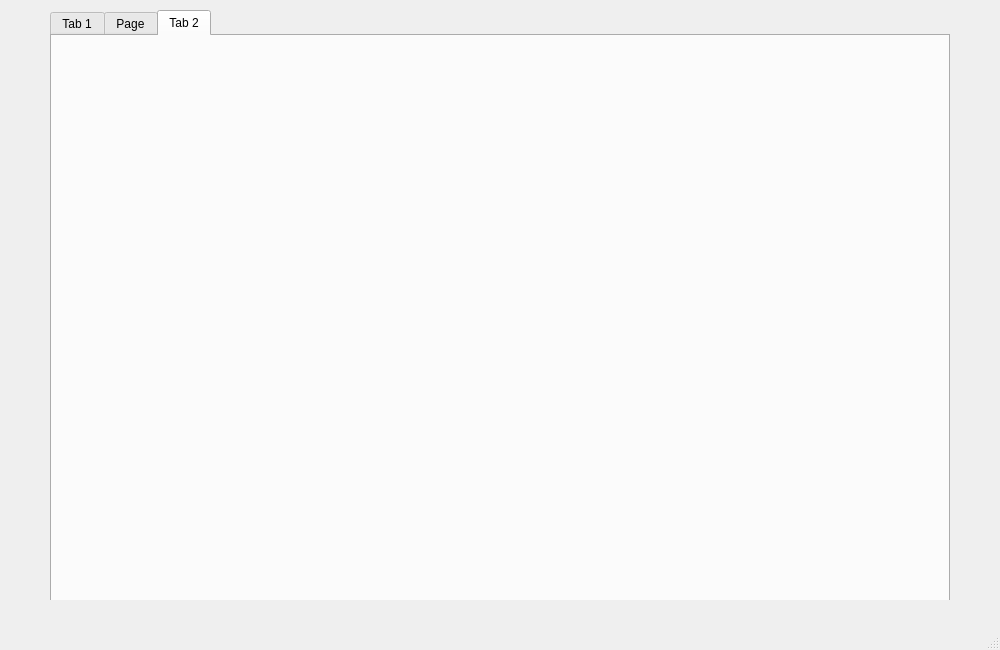
First picture: the form in mainwindow.ui, repository ahmedselmi1/BonApp, before the edit.
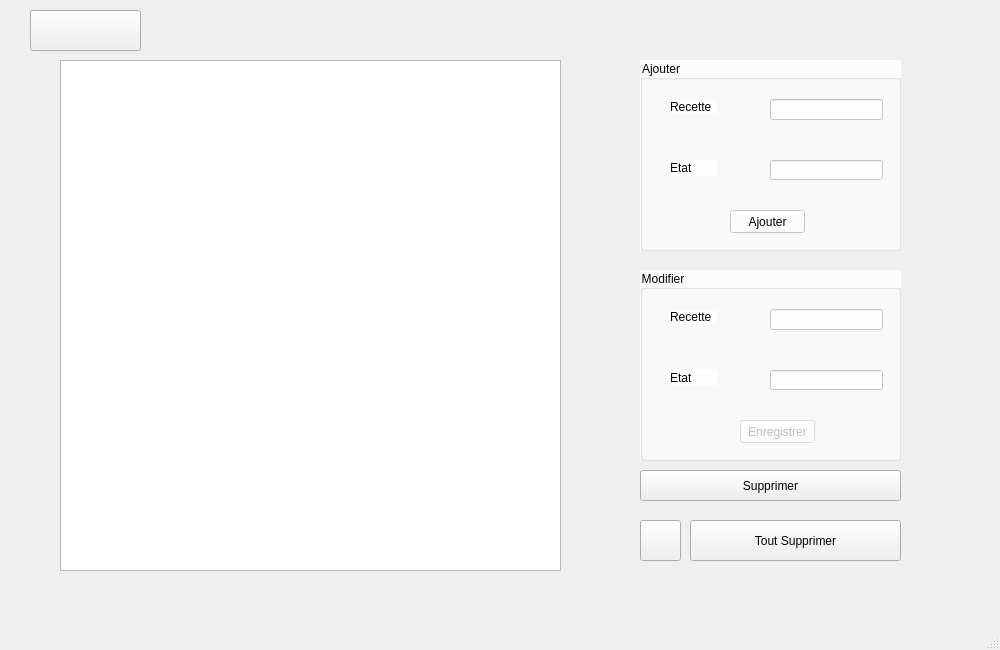
Second picture: the form after the edit. The open tabs and pages were chosen to show the change. Icons and pictures are not drawn.

Patch:
```diff
--- a/mainwindow.ui
+++ b/mainwindow.ui
@@ -23,7 +23,14 @@
    </size>
   </property>
   <property name="windowTitle">
-   <string>MainWindow</string>
+   <string>BonApp</string>
+  </property>
+  <property name="windowIcon">
+   <iconset resource="Resources.qrc">
+    <normaloff>:/logo app.png</normaloff>:/logo app.png</iconset>
+  </property>
+  <property name="styleSheet">
+   <string notr="true"/>
   </property>
   <widget class="QWidget" name="centralwidget">
    <widget class="QStackedWidget" name="stackedWidget">
@@ -32,13 +39,25 @@
       <x>0</x>
       <y>0</y>
       <width>1000</width>
-      <height>600</height>
+      <height>611</height>
      </rect>
     </property>
+    <property name="styleSheet">
+     <string notr="true">QWidget #main,#recettesWidget,#queueWidget {
+
+
+	border-image:url(:/cookies.jpg) 0 0 0 0 stretch stretch;
+
+
+}</string>
+    </property>
     <property name="currentIndex">
-     <number>1</number>
+     <number>2</number>
     </property>
     <widget class="QWidget" name="main">
+     <property name="styleSheet">
+      <string notr="true"/>
+     </property>
      <widget class="QPushButton" name="recettesBtn">
       <property name="geometry">
        <rect>
@@ -49,7 +68,7 @@
        </rect>
       </property>
       <property name="styleSheet">
-       <string notr="true">background-image:url(:/Downloads/bonapp1/bonapp1/Resources/btnRecettes.png);</string>
+       <string notr="true">border-image:url(:/btnRecettes.png) 0 0 0 0 stretch stretch;</string>
       </property>
       <property name="text">
        <string/>
@@ -65,7 +84,7 @@
        </rect>
       </property>
       <property name="styleSheet">
-       <string notr="true">background-image:url(:/Downloads/bonapp1/bonapp1/Resources/btnQueue.png);</string>
+       <string notr="true">border-image:url(:/btnQueue.png) 0 0 0 0 stretch stretch;</string>
       </property>
       <property name="text">
        <string/>
@@ -73,127 +92,54 @@
      </widget>
     </widget>
     <widget class="QWidget" name="recettesWidget">
-     <widget class="QTabWidget" name="recettesTab">
+     <widget class="QToolButton" name="toolButton">
       <property name="geometry">
        <rect>
-        <x>50</x>
-        <y>10</y>
-        <width>900</width>
-        <height>600</height>
+        <x>610</x>
+        <y>30</y>
+        <width>31</width>
+        <height>31</height>
        </rect>
       </property>
-      <property name="currentIndex">
-       <number>1</number>
-      </property>
-      <widget class="QWidget" name="rajouterTab">
-       <attribute name="title">
-        <string>Ajouter</string>
-       </attribute>
-       <widget class="QLabel" name="label">
-        <property name="geometry">
-         <rect>
-          <x>50</x>
-          <y>50</y>
-          <width>47</width>
-          <height>14</height>
-         </rect>
-        </property>
         <property name="text">
-         <string>ID</string>
-        </property>
-       </widget>
-       <widget class="QLabel" name="label_2">
+       <string>X</string>
+      </property>
+     </widget>
+     <widget class="QLabel" name="label_5">
         <property name="geometry">
          <rect>
-          <x>50</x>
-          <y>100</y>
-          <width>47</width>
-          <height>14</height>
-         </rect>
-        </property>
-        <property name="text">
-         <string>Nom</string>
-        </property>
-       </widget>
-       <widget class="QLabel" name="label_3">
-        <property name="geometry">
-         <rect>
-          <x>50</x>
-          <y>150</y>
-          <width>47</width>
-          <height>14</height>
-         </rect>
-        </property>
+        <x>320</x>
+        <y>35</y>
+        <width>81</width>
+        <height>21</height>
+       </rect>
+      </property>
+      <property name="styleSheet">
+       <string notr="true">
+background-color: rgba(255, 255, 255, 200);</string>
+      </property>
         <property name="text">
-         <string>Durée</string>
-        </property>
-       </widget>
-       <widget class="QPushButton" name="rajouterBtn">
+       <string>Recherche :</string>
+      </property>
+      <property name="alignment">
+       <set>Qt::AlignCenter</set>
+      </property>
+     </widget>
+     <widget class="QLineEdit" name="lineEdit">
         <property name="geometry">
          <rect>
-          <x>300</x>
-          <y>140</y>
-          <width>131</width>
+        <x>410</x>
+        <y>30</y>
+        <width>191</width>
           <height>31</height>
          </rect>
         </property>
-        <property name="text">
-         <string>Ajouter</string>
-        </property>
-       </widget>
-       <widget class="QLineEdit" name="rajouterIdTxt">
-        <property name="geometry">
-         <rect>
-          <x>120</x>
-          <y>50</y>
-          <width>100</width>
-          <height>20</height>
-         </rect>
-        </property>
-       </widget>
-       <widget class="QLineEdit" name="rajouterNomTxt">
-        <property name="geometry">
-         <rect>
-          <x>120</x>
-          <y>100</y>
-          <width>100</width>
-          <height>20</height>
-         </rect>
-        </property>
-       </widget>
-       <widget class="QTimeEdit" name="rajouterTime">
-        <property name="geometry">
-         <rect>
-          <x>120</x>
-          <y>150</y>
-          <width>100</width>
-          <height>22</height>
-         </rect>
-        </property>
-        <property name="currentSection">
-         <enum>QDateTimeEdit::HourSection</enum>
-        </property>
-        <property name="displayFormat">
-         <string>HH:mm:ss</string>
-        </property>
-        <property name="time">
-         <time>
-          <hour>0</hour>
-          <minute>20</minute>
-          <second>30</second>
-         </time>
-        </property>
-       </widget>
-      </widget>
-      <widget class="QWidget" name="rafficherTab">
-       <attribute name="title">
-        <string>Consulter Recettes</string>
-       </attribute>
+     </widget>
        <widget class="QTableView" name="rafficherTable">
         <property name="geometry">
          <rect>
-          <x>50</x>
-          <y>69</y>
+        <x>80</x>
+        <y>79</y>
           <width>800</width>
           <height>481</height>
          </rect>
@@ -202,79 +148,115 @@
          <enum>Qt::CustomContextMenu</enum>
         </property>
        </widget>
-       <widget class="QLineEdit" name="lineEdit">
+     <widget class="QPushButton" name="returnbtn1_2">
         <property name="geometry">
          <rect>
-          <x>140</x>
-          <y>29</y>
-          <width>191</width>
-          <height>21</height>
-         </rect>
-        </property>
-       </widget>
-       <widget class="QLabel" name="label_5">
+        <x>80</x>
+        <y>20</y>
+        <width>111</width>
+        <height>41</height>
+       </rect>
+      </property>
+      <property name="styleSheet">
+       <string notr="true">border-image:url(:/back0001.png) 0 0 0 0 stretch stretch;</string>
+      </property>
+      <property name="text">
+       <string/>
+      </property>
+     </widget>
+    </widget>
+    <widget class="QWidget" name="queueWidget">
+     <widget class="QTableView" name="queueTableView">
         <property name="geometry">
          <rect>
           <x>60</x>
-          <y>30</y>
-          <width>71</width>
-          <height>16</height>
-         </rect>
-        </property>
-        <property name="text">
-         <string>Recherche :</string>
-        </property>
-       </widget>
-       <widget class="QToolButton" name="toolButton">
+        <y>60</y>
+        <width>501</width>
+        <height>511</height>
+       </rect>
+      </property>
+     </widget>
+     <widget class="QGroupBox" name="groupBox">
         <property name="geometry">
          <rect>
-          <x>340</x>
-          <y>30</y>
-          <width>23</width>
-          <height>20</height>
-         </rect>
-        </property>
-        <property name="text">
-         <string>X</string>
-        </property>
-       </widget>
-       <widget class="QPushButton" name="pushButton">
-        <property name="geometry">
-         <rect>
-          <x>490</x>
-          <y>30</y>
-          <width>75</width>
-          <height>23</height>
-         </rect>
-        </property>
-        <property name="text">
-         <string>pdf</string>
-        </property>
-       </widget>
-      </widget>
-      <widget class="QWidget" name="rsupprimerTab">
-       <attribute name="title">
-        <string>Supprimer</string>
-       </attribute>
-       <widget class="QLabel" name="label_4">
+        <x>640</x>
+        <y>60</y>
+        <width>261</width>
+        <height>191</height>
+       </rect>
+      </property>
+      <property name="styleSheet">
+       <string notr="true">background-color: rgba(255, 255, 255, 200);</string>
+      </property>
+      <property name="title">
+       <string>Ajouter</string>
+      </property>
+      <widget class="QPushButton" name="pushButton_2">
         <property name="geometry">
          <rect>
           <x>90</x>
-          <y>90</y>
+         <y>150</y>
+         <width>75</width>
+         <height>23</height>
+        </rect>
+       </property>
+       <property name="text">
+        <string>Ajouter</string>
+       </property>
+      </widget>
+      <widget class="QLineEdit" name="lineEdit_2">
+       <property name="geometry">
+        <rect>
+         <x>130</x>
+         <y>39</y>
+         <width>113</width>
+         <height>21</height>
+        </rect>
+       </property>
+      </widget>
+      <widget class="QLineEdit" name="lineEdit_3">
+       <property name="geometry">
+        <rect>
+         <x>130</x>
+         <y>100</y>
+         <width>113</width>
+         <height>20</height>
+        </rect>
+       </property>
+      </widget>
+      <widget class="QLabel" name="label">
+       <property name="geometry">
+        <rect>
+         <x>30</x>
+         <y>40</y>
           <width>47</width>
           <height>14</height>
          </rect>
         </property>
         <property name="text">
-         <string>ID</string>
-        </property>
-       </widget>
-       <widget class="QPushButton" name="rsupprimerBtn">
+        <string>Recette</string>
+       </property>
+      </widget>
+      <widget class="QLabel" name="label_2">
         <property name="geometry">
          <rect>
-          <x>360</x>
-          <y>80</y>
-          <width>131</width>
+         <x>30</x>
+         <y>100</y>
+         <width>47</width>
+         <height>16</height>
+        </rect>
+       </property>
+       <property name="text">
+        <string>Etat</string>
+       </property>
+      </widget>
+     </widget>
+     <widget class="QPushButton" name="pushButton_3">
+      <property name="geometry">
+       <rect>
+        <x>640</x>
+        <y>470</y>
+        <width>261</width>
           <height>31</height>
          </rect>
         </property>
@@ -282,47 +264,128 @@
          <string>Supprimer</string>
         </property>
        </widget>
-       <widget class="QLineEdit" name="rsupprimerTxt">
+     <widget class="QGroupBox" name="groupBox_2">
         <property name="geometry">
          <rect>
-          <x>160</x>
-          <y>90</y>
+        <x>640</x>
+        <y>270</y>
+        <width>261</width>
+        <height>191</height>
+       </rect>
+      </property>
+      <property name="styleSheet">
+       <string notr="true">background-color: rgba(255, 255, 255, 200);</string>
+      </property>
+      <property name="title">
+       <string>Modifier</string>
+      </property>
+      <widget class="QPushButton" name="pushButton_4">
+       <property name="enabled">
+        <bool>false</bool>
+       </property>
+       <property name="geometry">
+        <rect>
+         <x>100</x>
+         <y>150</y>
+         <width>75</width>
+         <height>23</height>
+        </rect>
+       </property>
+       <property name="text">
+        <string>Enregistrer</string>
+       </property>
+      </widget>
+      <widget class="QLineEdit" name="lineEdit_4">
+       <property name="geometry">
+        <rect>
+         <x>130</x>
+         <y>39</y>
+         <width>113</width>
+         <height>21</height>
+        </rect>
+       </property>
+      </widget>
+      <widget class="QLineEdit" name="lineEdit_5">
+       <property name="geometry">
+        <rect>
+         <x>130</x>
+         <y>100</y>
           <width>113</width>
           <height>20</height>
          </rect>
         </property>
        </widget>
+      <widget class="QLabel" name="label_3">
+       <property name="geometry">
+        <rect>
+         <x>30</x>
+         <y>40</y>
+         <width>47</width>
+         <height>14</height>
+        </rect>
+       </property>
+       <property name="text">
+        <string>Recette</string>
+       </property>
       </widget>
-     </widget>
-    </widget>
-    <widget class="QWidget" name="queueWidget">
-     <widget class="QTabWidget" name="queueTab">
+      <widget class="QLabel" name="label_4">
+       <property name="geometry">
+        <rect>
+         <x>30</x>
+         <y>100</y>
+         <width>47</width>
+         <height>16</height>
+        </rect>
+       </property>
+       <property name="text">
+        <string>Etat</string>
+       </property>
+      </widget>
+     </widget>
+     <widget class="QPushButton" name="pushButton">
       <property name="geometry">
        <rect>
-        <x>50</x>
+        <x>640</x>
+        <y>520</y>
+        <width>41</width>
+        <height>41</height>
+       </rect>
+      </property>
+      <property name="styleSheet">
+       <string notr="true">border-image: url(:/pdflogo.png) 0 0 0 0 stretch stretch;</string>
+      </property>
+      <property name="text">
+       <string/>
+      </property>
+     </widget>
+     <widget class="QPushButton" name="pushButton_5">
+      <property name="geometry">
+       <rect>
+        <x>690</x>
+        <y>520</y>
+        <width>211</width>
+        <height>41</height>
+       </rect>
+      </property>
+      <property name="text">
+       <string>Tout Supprimer</string>
+      </property>
+     </widget>
+     <widget class="QPushButton" name="returnbtn1">
+      <property name="geometry">
+       <rect>
+        <x>30</x>
         <y>10</y>
-        <width>900</width>
-        <height>600</height>
+        <width>111</width>
+        <height>41</height>
        </rect>
       </property>
-      <property name="currentIndex">
-       <number>2</number>
+      <property name="styleSheet">
+       <string notr="true">border-image:url(:/back0001.png) 0 0 0 0 stretch stretch;</string>
       </property>
-      <widget class="QWidget" name="qajouterTab">
-       <attribute name="title">
-        <string>Tab 1</string>
-       </attribute>
-      </widget>
-      <widget class="QWidget" name="qafficherTab">
-       <attribute name="title">
-        <string>Page</string>
-       </attribute>
-      </widget>
-      <widget class="QWidget" name="qsupprimerTab">
-       <attribute name="title">
-        <string>Tab 2</string>
-       </attribute>
-      </widget>
+      <property name="text">
+       <string/>
+      </property>
      </widget>
     </widget>
    </widget>
```
Left out of the diff: 4 changed lines with no effect on the pictures. Lines whose indentation alone changed are shown as unchanged.
